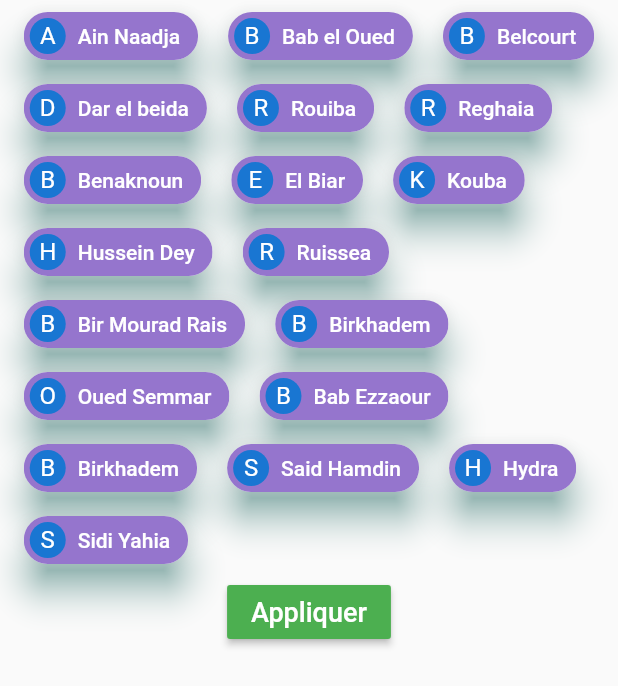
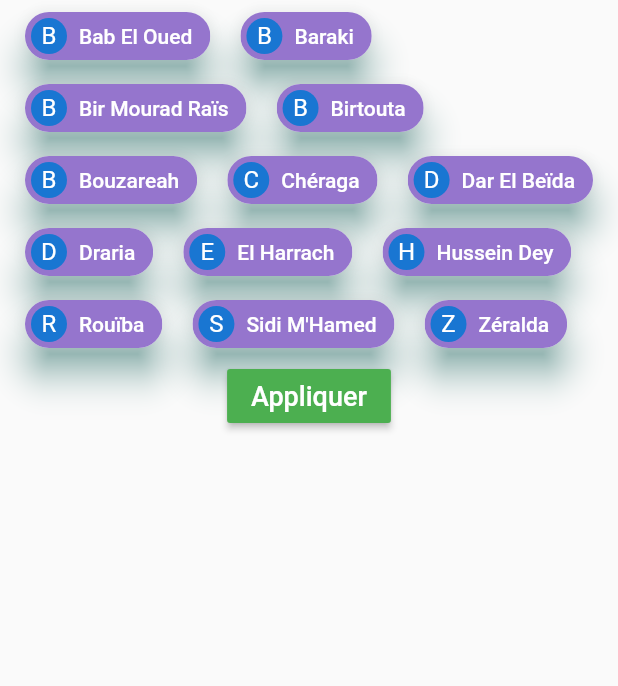
Before and after one commit to amineadmane/Stock-Sell, a Flutter app: the FilteringChips screen opened directly with empty values, on a phone screen of 412 x 824 dp. Shown: the top 686 px of the screen. Run offline on Flutter 3.47's test engine with Material 2 defaults, Android fonts, the phone set to English and light mode, and no system bars; our stand-ins replace chips_choice, cloud_firestore, firebase_auth, firebase_core, font_awesome_flutter, modal_progress_hud and 2 more; accounts and stored records are empty.

Commit message:
khedma finalized

```diff
--- a/lib/Screens/Client.dart
+++ b/lib/Screens/Client.dart
@@ -234,7 +234,7 @@ class _ClientState extends State<Client> {
                           leading:
                               const Icon(Icons.location_on, color: Colors.blue),
                           title: DropdownButtonFormField<String>(
-                            value: "Bab ezzouar",
+                            value: widget.Secteur,
                             style: TextStyle(color: Colors.blue),
                             onChanged: (String newValue) {
                               setState(() {
@@ -242,12 +242,19 @@ class _ClientState extends State<Client> {
                               });
                             },
                             items: <String>[
-                              'Alger Centre',
-                              'Bab el oued',
-                              'Bab ezzouar',
-                              'Ain naadja',
-                              'Dar El Beida',
-                              'El Herrach'
+                              'Bab El Oued',
+                              'Baraki',
+                              'Bir Mourad Raïs',
+                              'Birtouta',
+                              'Bouzareah',
+                              'Chéraga',
+                              'Dar El Beïda',
+                              'Draria',
+                              'El Harrach',
+                              'Hussein Dey',
+                              'Rouïba',
+                              'Sidi M\'Hamed',
+                              'Zéralda',
                             ].map<DropdownMenuItem<String>>((String value) {
                               return DropdownMenuItem<String>(
                                 value: value,
@@ -272,14 +279,13 @@ class _ClientState extends State<Client> {
                               const Icon(Icons.article, color: Colors.blue),
                           title: new TextField(
                             decoration: new InputDecoration(
-                              hintText:
-                                  "Argent depense par client : $_chiffreaffaire",
+                              hintText: "Argent depense par client : " +
+                                  _chiffreaffaire.round().toString(),
                             ),
                             readOnly: true,
                           ),
                         ),
                         Container(
-                          margin: EdgeInsets.only(right: 30),
                           child: ButtonBar(
                             children: <Widget>[
                               RaisedButton(
--- a/lib/Screens/FIlteringChips.dart
+++ b/lib/Screens/FIlteringChips.dart
@@ -18,14 +18,18 @@ class _FilteringChipsState extends State<FilteringChips> {
         children: [
           _buildChips(),
           Center(
-            child : RaisedButton(
+            child: RaisedButton(
               textColor: Colors.white,
               color: Colors.green,
               onPressed: () {
-                DatabaseService().creerplanning(_options, _selected,widget.jour);
+                DatabaseService()
+                    .creerplanning(_options, _selected, widget.jour);
                 Navigator.of(context).pop();
               },
-              child: const Text('Appliquer',style: TextStyle(fontSize: 18),),
+              child: const Text(
+                'Appliquer',
+                style: TextStyle(fontSize: 18),
+              ),
             ),
           )
         ],
@@ -33,17 +37,41 @@ class _FilteringChipsState extends State<FilteringChips> {
     );
   }
 
+  List<String> _options = [
+    'Bab El Oued',
+    'Baraki',
+    'Bir Mourad Raïs',
+    'Birtouta',
+    'Bouzareah',
+    'Chéraga',
+    'Dar El Beïda',
+    'Draria',
+    'El Harrach',
+    'Hussein Dey',
+    'Rouïba',
+    'Sidi M\'Hamed',
+    'Zéralda',
+  ];
 
-  List<String> _options = ['Ain Naadja', 'Bab el Oued', 'Belcourt','Dar el beida','Rouiba','Reghaia','Benaknoun','El Biar'
-  ,'Kouba','Hussein Dey','Ruissea','Bir Mourad Rais','Birkhadem','Oued Semmar','Bab Ezzaour','Birkhadem','Said Hamdin','Hydra','Sidi Yahia'];
-
-  List<bool> _selected = [false, false, false,false,false,false,false,false,false,false,false,false,false,false,false,false,false,false,false];
-
+  List<bool> _selected = [
+    false,
+    false,
+    false,
+    false,
+    false,
+    false,
+    false,
+    false,
+    false,
+    false,
+    false,
+    false,
+    false,
+  ];
 
   Widget _buildChips() {
     List<Widget> chips = new List();
     for (int i = 0; i < _options.length; i++) {
-
       FilterChip filterChip = FilterChip(
         selected: _selected[i],
         label: Text(_options[i], style: TextStyle(color: Colors.white)),
@@ -62,40 +90,37 @@ class _FilteringChipsState extends State<FilteringChips> {
         },
       );
       chips.add(Padding(
-          padding: EdgeInsets.symmetric(horizontal: 10),
-          child: filterChip
-      ));
+          padding: EdgeInsets.symmetric(horizontal: 10), child: filterChip));
     }
     return Wrap(
       children: chips,
     );
-
   }
-
 
   wrapWidget() {
     return Wrap(
       spacing: 6.0,
       runSpacing: 6.0,
       children: <Widget>[
-        chip('Ain naadja', Color(0xFFff8a65)),
-        chip('BirMouradRais', Color(0xFF4fc3f7)),
-        chip('Bir Khadem', Color(0xFF9575cd)),
-        chip('Kouba', Color(0xFF4db6ac)),
-        chip('HusseinDey', Color(0xFF5cda65)),
-        chip('El herrach', Color(0xFFacbb65)),
-        chip('Bab el oued', Color(0xFFff8a65)),
-        chip('Bainem', Color(0xFF4fc3f7)),
-        chip('Ain Benyan', Color(0xFF9575cd)),
-        chip('Rouiba', Color(0xFF4db6ac)),
-        chip('Reghaiya', Color(0xFF5cda65)),
-        chip('Dar El Beida', Color(0xFFacbb65)),
+        chip('Bab El Oued', Color(0xFFff8a65)),
+        chip('Baraki', Color(0xFF4fc3f7)),
+        chip('Bir Mourad Raïs', Color(0xFF9575cd)),
+        chip('Birtouta', Color(0xFF4db6ac)),
+        chip('Bouzareah', Color(0xFF5cda65)),
+        chip('Chéraga', Color(0xFFacbb65)),
+        chip('Dar El Beïda', Color(0xFFff8a65)),
+        chip('Draria', Color(0xFF4fc3f7)),
+        chip('El Harrach', Color(0xFF9575cd)),
+        chip('Hussein Dey', Color(0xFF4db6ac)),
+        chip('Rouïba', Color(0xFF5cda65)),
+        chip('Sidi M\'Hamed', Color(0xFFacbb65)),
+        chip('Zéralda', Color(0xFFacbb65)),
       ],
     );
   }
-  bool _isSelected = false ;
+
+  bool _isSelected = false;
   Widget chip(String label, Color color) {
-
     return InputChip(
       labelPadding: EdgeInsets.all(5.0),
       avatar: CircleAvatar(
--- a/lib/Screens/GestClients.dart
+++ b/lib/Screens/GestClients.dart
@@ -93,12 +93,19 @@ class _ClientsState extends State<Clients> {
                             });
                           },
                           items: <String>[
-                            'Alger Centre',
-                            'Bab el oued',
-                            'Bab ezzouar',
-                            'Ain naadja',
-                            'Dar El Beida',
-                            'El Herrach'
+                            'Bab El Oued',
+                            'Baraki',
+                            'Bir Mourad Raïs',
+                            'Birtouta',
+                            'Bouzareah',
+                            'Chéraga',
+                            'Dar El Beïda',
+                            'Draria',
+                            'El Harrach',
+                            'Hussein Dey',
+                            'Rouïba',
+                            'Sidi M\'Hamed',
+                            'Zéralda',
                           ].map<DropdownMenuItem<String>>((String value) {
                             return DropdownMenuItem<String>(
                               value: value,
--- a/pubspec.yaml
+++ b/pubspec.yaml
@@ -23,8 +23,8 @@ environment:
 dependencies:
   flutter:
     sdk: flutter
-  cloud_firestore: ^0.14.1+3
-  firebase_auth: ^0.18.1+2
+  cloud_firestore: ^0.14.3
+  firebase_auth: ^0.18.3
   rflutter_alert: ^1.1.0
   chips_choice: ^2.0.1
   direct_select: "^1.0.3"
```
Also changed, not shown: lib/Screens/homescreen.dart (+13 -8 lines), pubspec.lock, 6 other files.
